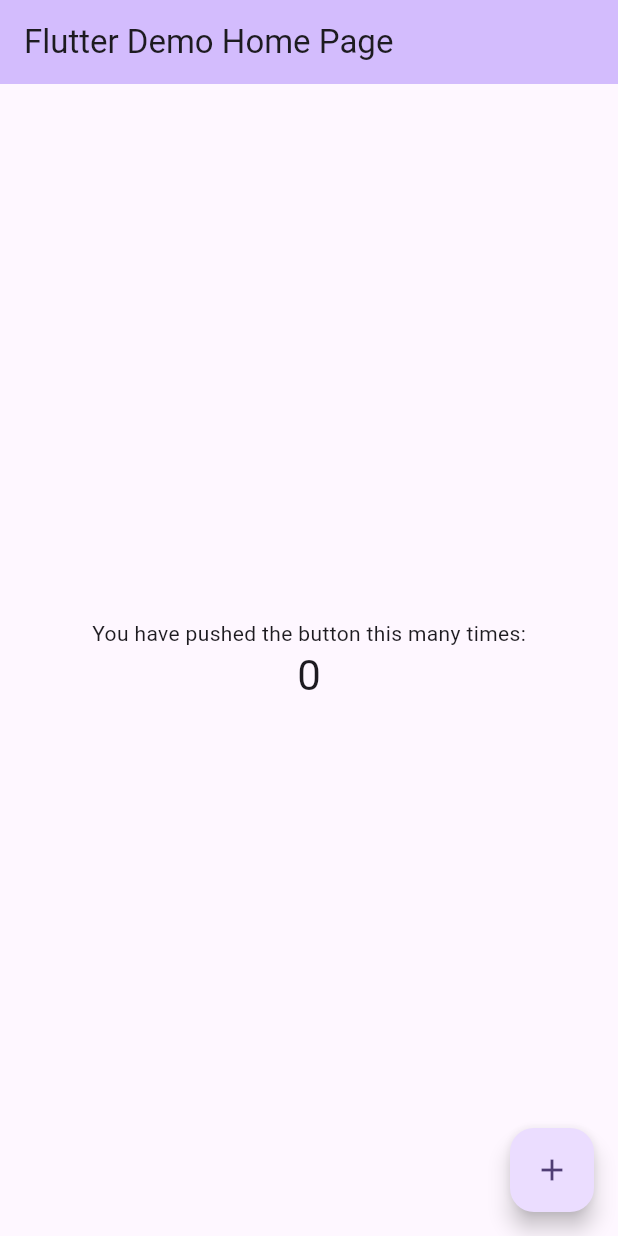
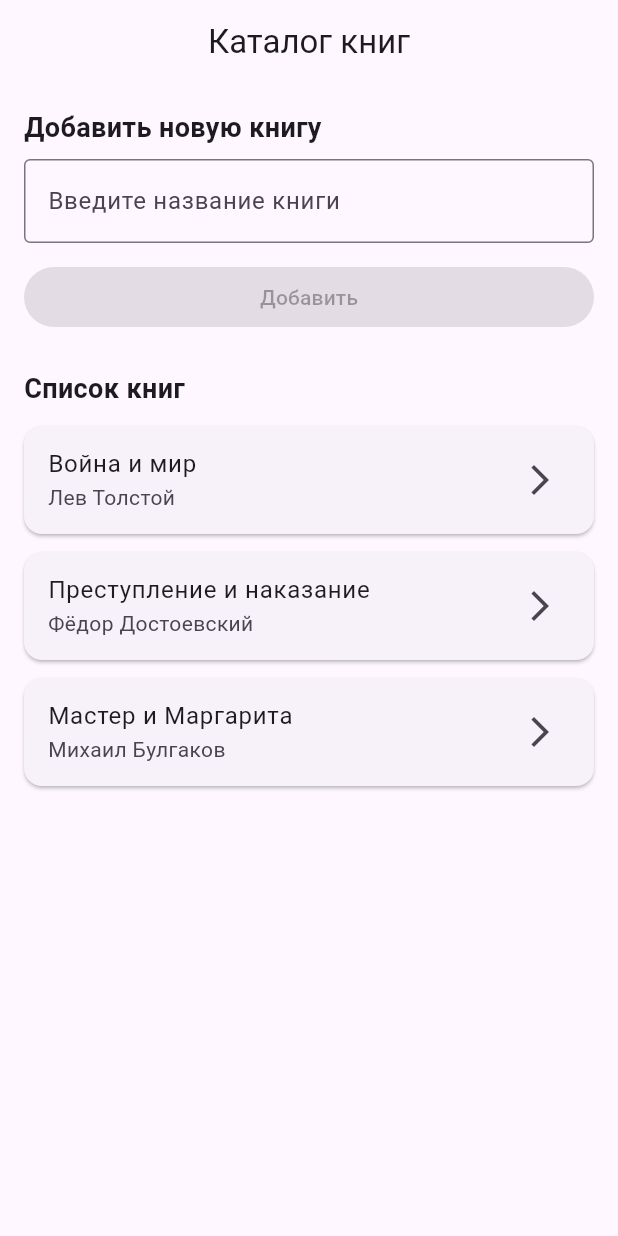
Before and after one commit to gorazqiy/flutter-labs, a Flutter app: the screen it shows after launch, on a phone screen of 412 x 824 dp. Run offline on Flutter 3.47's test engine with Material 3 defaults, Android fonts, the phone set to English and light mode, and no system bars.

Commit message:
добавлена верстка приложения

```diff
--- /dev/null
+++ b/flutter_application_1/lib/home.dart
@@ -0,0 +1,90 @@
+import 'package:flutter/material.dart';
+
+class Home extends StatelessWidget {
+  const Home({super.key});
+
+  @override
+  Widget build(BuildContext context) {
+    return Scaffold(
+      appBar: AppBar(title: const Text('Каталог книг'), centerTitle: true),
+
+      body: Padding(
+        padding: const EdgeInsets.all(16.0),
+
+        child: Column(
+          crossAxisAlignment: CrossAxisAlignment.start,
+          children: [
+            const Text(
+              "Добавить новую книгу",
+              style: TextStyle(fontSize: 18, fontWeight: FontWeight.w600),
+            ),
+
+            const SizedBox(height: 8),
+
+            const TextField(
+              decoration: InputDecoration(
+                hintText: "Введите название книги",
+                border: OutlineInputBorder(),
+              ),
+            ),
+
+            const SizedBox(height: 12),
+
+            SizedBox(
+              width: double.infinity,
+              child: ElevatedButton(
+                onPressed: null,
+                child: const Text("Добавить"),
+              ),
+            ),
+
+            const SizedBox(height: 24),
+
+            const Text(
+              "Список книг",
+              style: TextStyle(fontSize: 18, fontWeight: FontWeight.w600),
+            ),
+
+            const SizedBox(height: 12),
+
+            Expanded(
+              child: ListView(
+                children: const [
+                  BookCard(title: "Война и мир", author: "Лев Толстой"),
+                  BookCard(
+                    title: "Преступление и наказание",
+                    author: "Фёдор Достоевский",
+                  ),
+                  BookCard(
+                    title: "Мастер и Маргарита",
+                    author: "Михаил Булгаков",
+                  ),
+                ],
+              ),
+            ),
+          ],
+        ),
+      ),
+    );
+  }
+}
+
+class BookCard extends StatelessWidget {
+  final String title;
+  final String author;
+
+  const BookCard({super.key, required this.title, required this.author});
+
+  @override
+  Widget build(BuildContext context) {
+    return Card(
+      margin: const EdgeInsets.only(bottom: 12),
+      child: ListTile(
+        title: Text(title),
+        subtitle: Text(author),
+        trailing: const Icon(Icons.arrow_forward_ios),
+        onTap: null,
+      ),
+    );
+  }
+}
--- a/flutter_application_1/lib/main.dart
+++ b/flutter_application_1/lib/main.dart
@@ -1,4 +1,6 @@
 import 'package:flutter/material.dart';
+import 'home.dart'; // импорт твоего экрана (название файла может быть другим)
+import 'BookDetails.dart';
 
 void main() {
   runApp(const MyApp());
@@ -7,116 +9,17 @@ void main() {
 class MyApp extends StatelessWidget {
   const MyApp({super.key});
 
-  // This widget is the root of your application.
   @override
   Widget build(BuildContext context) {
     return MaterialApp(
-      title: 'Flutter Demo',
-      theme: ThemeData(
-        // This is the theme of your application.
-        //
-        // TRY THIS: Try running your application with "flutter run". You'll see
-        // the application has a purple toolbar. Then, without quitting the app,
-        // try changing the seedColor in the colorScheme below to Colors.green
-        // and then invoke "hot reload" (save your changes or press the "hot
-        // reload" button in a Flutter-supported IDE, or press "r" if you used
-        // the command line to start the app).
-        //
-        // Notice that the counter didn't reset back to zero; the application
-        // state is not lost during the reload. To reset the state, use hot
-        // restart instead.
-        //
-        // This works for code too, not just values: Most code changes can be
-        // tested with just a hot reload.
-        colorScheme: ColorScheme.fromSeed(seedColor: Colors.deepPurple),
-      ),
-      home: const MyHomePage(title: 'Flutter Demo Home Page'),
+      debugShowCheckedModeBanner: false,
+
+      title: 'Каталог книг',
+
+      theme: ThemeData(primarySwatch: Colors.deepPurple),
+
+      home: const Home(),
+      // home: const BookDetails(),
     );
   }
 }
-
-class MyHomePage extends StatefulWidget {
-  const MyHomePage({super.key, required this.title});
-
-  // This widget is the home page of your application. It is stateful, meaning
-  // that it has a State object (defined below) that contains fields that affect
-  // how it looks.
-
-  // This class is the configuration for the state. It holds the values (in this
-  // case the title) provided by the parent (in this case the App widget) and
-  // used by the build method of the State. Fields in a Widget subclass are
-  // always marked "final".
-
-  final String title;
-
-  @override
-  State<MyHomePage> createState() => _MyHomePageState();
-}
-
-class _MyHomePageState extends State<MyHomePage> {
-  int _counter = 0;
-
-  void _incrementCounter() {
-    setState(() {
-      // This call to setState tells the Flutter framework that something has
-      // changed in this State, which causes it to rerun the build method below
-      // so that the display can reflect the updated values. If we changed
-      // _counter without calling setState(), then the build method would not be
-      // called again, and so nothing would appear to happen.
-      _counter++;
-    });
-  }
-
-  @override
-  Widget build(BuildContext context) {
-    // This method is rerun every time setState is called, for instance as done
-    // by the _incrementCounter method above.
-    //
-    // The Flutter framework has been optimized to make rerunning build methods
-    // fast, so that you can just rebuild anything that needs updating rather
-    // than having to individually change instances of widgets.
-    return Scaffold(
-      appBar: AppBar(
-        // TRY THIS: Try changing the color here to a specific color (to
-        // Colors.amber, perhaps?) and trigger a hot reload to see the AppBar
-        // change color while the other colors stay the same.
-        backgroundColor: Theme.of(context).colorScheme.inversePrimary,
-        // Here we take the value from the MyHomePage object that was created by
-        // the App.build method, and use it to set our appbar title.
-        title: Text(widget.title),
-      ),
-      body: Center(
-        // Center is a layout widget. It takes a single child and positions it
-        // in the middle of the parent.
-        child: Column(
-          // Column is also a layout widget. It takes a list of children and
-          // arranges them vertically. By default, it sizes itself to fit its
-          // children horizontally, and tries to be as tall as its parent.
-          //
-          // Column has various properties to control how it sizes itself and
-          // how it positions its children. Here we use mainAxisAlignment to
-          // center the children vertically; the main axis here is the vertical
-          // axis because Columns are vertical (the cross axis would be
-          // horizontal).
-          //
-          // TRY THIS: Invoke "debug painting" (choose the "Toggle Debug Paint"
-          // action in the IDE, or press "p" in the console), to see the
-          // wireframe for each widget.
-          mainAxisAlignment: MainAxisAlignment.center,
-          children: <Widget>[
-            const Text('You have pushed the button this many times:'),
-            Text(
-              '$_counter',
-              style: Theme.of(context).textTheme.headlineMedium,
-            ),
-          ],
-        ),
-      ),
-      floatingActionButton: FloatingActionButton(
-        onPressed: _incrementCounter,
-        tooltip: 'Increment',
-        child: const Icon(Icons.add),
-      ), // This trailing comma makes auto-formatting nicer for build methods.
-    );
-  }
-}
```
Also changed, not shown: flutter_application_1/lib/BookDetails.dart (added, +85 -0 lines).
